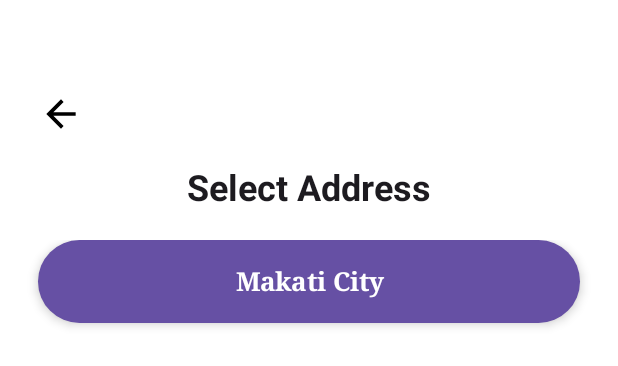
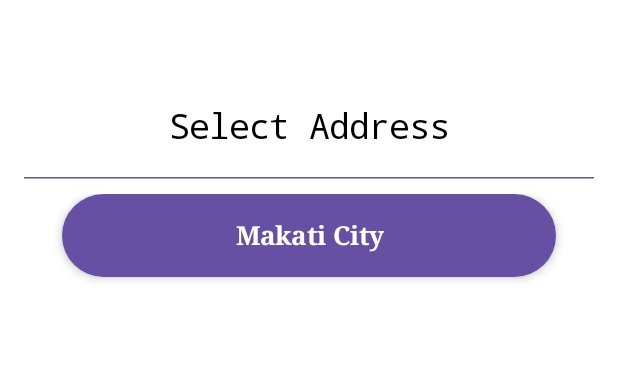
Before and after one commit to miko-codes-a-lot/maternal-care, an Android app built with Jetpack Compose: the @Preview function AddressUIPreview, on a phone screen of 412 x 824 dp. Shown: the top 366 px of the screen. Run offline under Robolectric (Android 15) with nearby library versions, the phone set to English and light mode, and no system bars.

Commit message:
Feature - Reminder - Reminder List UI Design Edit (#35)
* update the design in the reminder list ui

* adjust the column positioning in the addresses ui and remove the arrow icon in the choose checkup ui.

```diff
--- a/app/src/main/java/org/maternalcare/modules/main/residence/ui/AddressesUI.kt
+++ b/app/src/main/java/org/maternalcare/modules/main/residence/ui/AddressesUI.kt
@@ -1,29 +1,24 @@
 package org.maternalcare.modules.main.residence.ui
 
-import androidx.compose.foundation.clickable
+import androidx.compose.foundation.background
 import androidx.compose.foundation.layout.Arrangement
-import androidx.compose.foundation.layout.Box
 import androidx.compose.foundation.layout.Column
 import androidx.compose.foundation.layout.Spacer
 import androidx.compose.foundation.layout.fillMaxSize
 import androidx.compose.foundation.layout.fillMaxWidth
 import androidx.compose.foundation.layout.height
-import androidx.compose.foundation.layout.offset
 import androidx.compose.foundation.layout.padding
-import androidx.compose.foundation.layout.size
 import androidx.compose.foundation.layout.width
 import androidx.compose.foundation.lazy.LazyColumn
 import androidx.compose.foundation.lazy.items
 import androidx.compose.material3.ButtonDefaults
 import androidx.compose.material3.ElevatedButton
-import androidx.compose.material3.Icon
-import androidx.compose.material3.Surface
+import androidx.compose.material3.HorizontalDivider
 import androidx.compose.material3.Text
 import androidx.compose.runtime.Composable
 import androidx.compose.ui.Alignment
 import androidx.compose.ui.Modifier
 import androidx.compose.ui.graphics.Color
-import androidx.compose.ui.res.painterResource
 import androidx.compose.ui.text.font.FontFamily
 import androidx.compose.ui.text.font.FontWeight
 import androidx.compose.ui.text.style.TextAlign
@@ -32,7 +27,6 @@ import androidx.compose.ui.unit.dp
 import androidx.compose.ui.unit.sp
 import androidx.navigation.NavController
 import androidx.navigation.compose.rememberNavController
-import org.maternalcare.R
 import org.maternalcare.modules.main.MainNav
 import org.maternalcare.modules.main.residence.enum.CheckupStatus
 
@@ -44,39 +38,33 @@ fun AddressUIPreview() {
 
 @Composable
 fun AddressesUI(navController: NavController, isArchive: Boolean = false) {
-    Surface(
-        modifier = Modifier.fillMaxSize(),
-        color = Color.White
+    Column(
+        modifier = Modifier
+            .height(715.dp)
+            .background(Color.White)
+            .fillMaxWidth(),
+        horizontalAlignment = Alignment.CenterHorizontally
     ) {
-        Box(
+        Spacer(modifier = Modifier.height(55.dp))
+        Column(
             modifier = Modifier
                 .padding(16.dp)
-                .size(50.dp)
-        ) {
-            Icon(
-                painter = painterResource(id = R.drawable.arrow),
-                contentDescription = "Exit Icon",
-                tint = Color.Black,
-                    modifier = Modifier
-                    .size(29.dp)
-                    .offset(x = (10).dp, y = (45).dp)
-                    .clickable {
-                        navController.navigate(MainNav)
-                    }
-            )
-        }
-        Column(
-            modifier = Modifier
-                .fillMaxSize(),
-            verticalArrangement = Arrangement.Center,
+                .fillMaxWidth(),
             horizontalAlignment = Alignment.CenterHorizontally
         ) {
-            Spacer(modifier = Modifier.height(32.dp))
-
-            Text(text = "Select Address", fontSize = 24.sp, fontWeight = FontWeight.Bold,
-                modifier = Modifier.padding(top = 80.dp))
+            Text(
+                text = "Select Address",
+                fontFamily = FontFamily.Monospace,
+                fontSize = 23.sp
+            )
             Spacer(modifier = Modifier.height(20.dp))
-
+            HorizontalDivider(
+                modifier = Modifier
+                    .height(1.dp)
+                    .fillMaxWidth(),
+                color = Color(0xFF6650a4)
+            )
+            Spacer(modifier = Modifier.height(10.dp))
             ListAddress(navController,isShowPercent = false)
         }
     }
```
Also changed, not shown: app/src/main/java/org/maternalcare/modules/main/reminder/ui/ReminderListUI.kt (+108 -5 lines), app/src/main/java/org/maternalcare/modules/main/residence/ui/ChooseCheckupUI.kt (+0 -24 lines).
